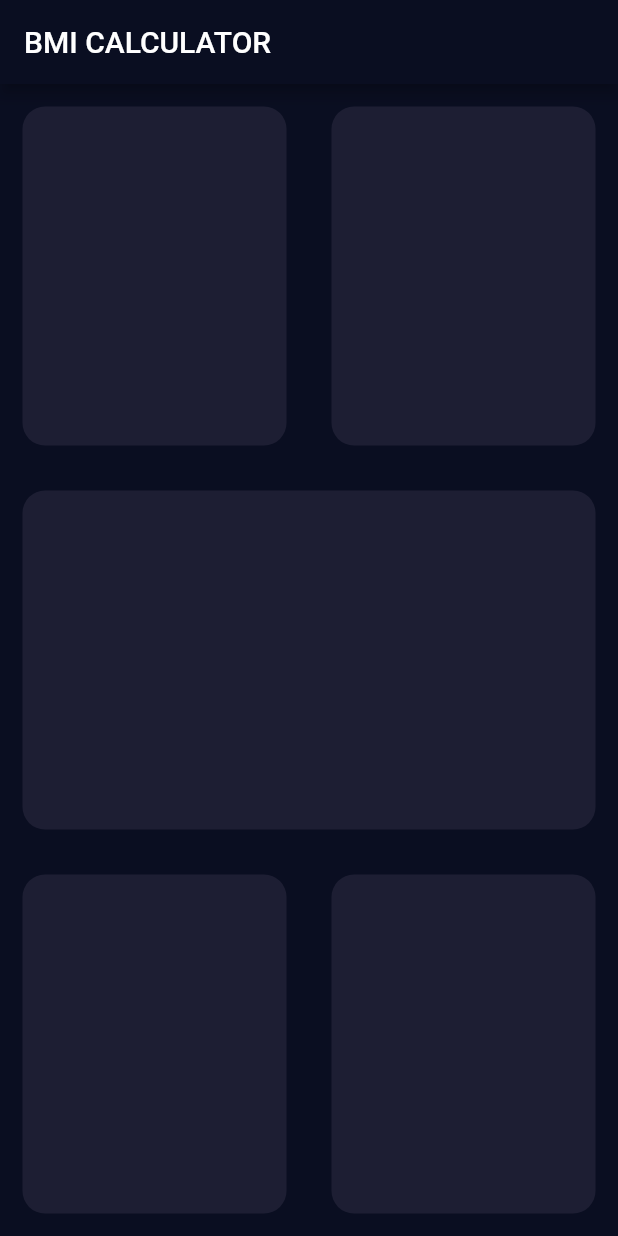
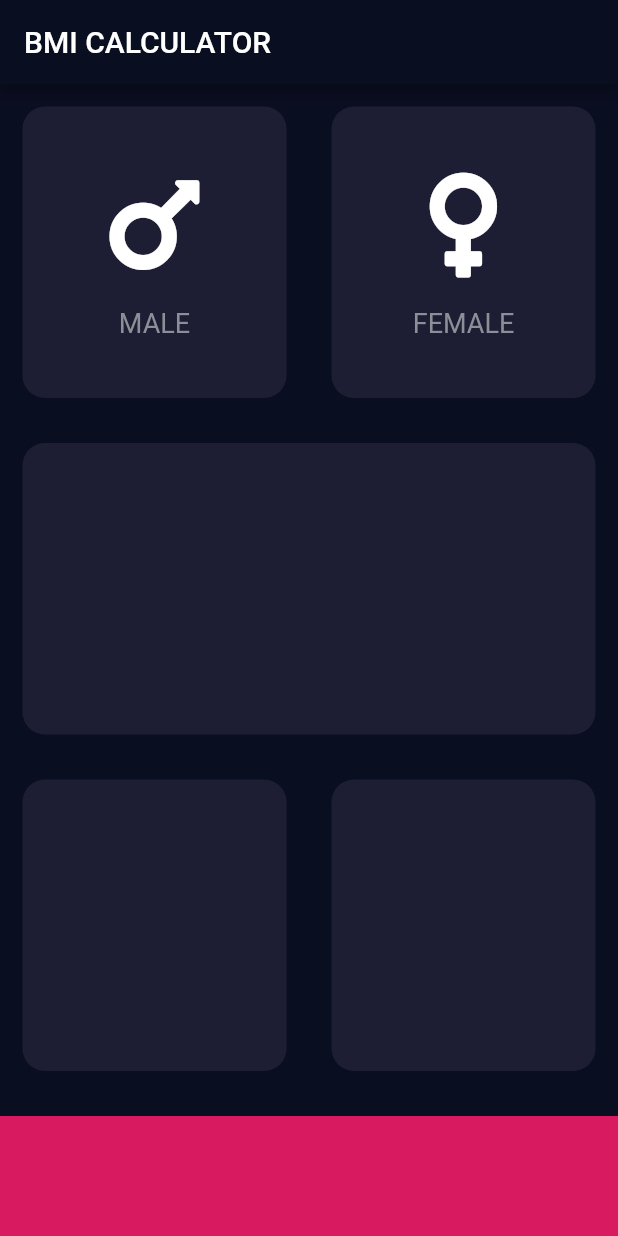
Before and after one commit to ayushmall06/Body_Mass_Calculator_Flutter, a Flutter app: the screen it shows after launch, on a phone screen of 412 x 824 dp. Run offline on Flutter 3.47's test engine with Material 2 defaults, Android fonts, the phone set to English and light mode, and no system bars; our stand-ins replace font_awesome_flutter.

Commit message:
Day 3 Completed

```diff
--- /dev/null
+++ b/lib/card_content.dart
@@ -0,0 +1,27 @@
+import 'package:flutter/material.dart';
+
+class CardContent extends StatelessWidget {
+
+  CardContent({required this.icon,required this.text});
+  final IconData icon;
+  final String text;
+
+  @override
+  Widget build(BuildContext context) {
+    return Column(
+      mainAxisAlignment: MainAxisAlignment.center,
+      children: [
+        Icon(icon,
+          size: 80,),
+        SizedBox(
+          height: 15,
+        ),
+        Text(text, style: TextStyle(
+          fontSize: 18,
+          color: Color(0xFF8D8E98),
+        ),
+        ),
+      ],
+    );
+  }
+}
--- a/lib/input_page.dart
+++ b/lib/input_page.dart
@@ -1,6 +1,11 @@
 import 'package:flutter/material.dart';
+import 'package:font_awesome_flutter/font_awesome_flutter.dart';
+import 'card_content.dart';
+import 'reuseable_card.dart';
 
-
+const activeCardColor = Color(0xFF1D1E33);
+const bottomContainerHeight = 80.0;
+final bottomContainerColor = Colors.pink.shade600;
 
 
 class InputPage extends StatefulWidget {
@@ -22,49 +27,62 @@ class _InputPageState extends State<InputPage> {
       body: Column(
         children: [
           Expanded(
-            child: Expanded(
-              child: Row(
-                children: [
-                  Expanded(child: ReUseableCard(colour: Color(0xFF1D1E33))),
-                  Expanded(child: ReUseableCard(colour: Color(0xFF1D1E33))),
-                ],
-              ),
+            child: Row(
+              children: [
+                Expanded(child:
+                ReUseableWidget(
+                  colour :activeCardColor,
+                  cardChild: CardContent(
+                    icon: FontAwesomeIcons.mars,
+                    text: 'MALE',
+                  ),
+                )),
+                Expanded(child:
+                    ReUseableWidget(
+                      colour : activeCardColor,
+                      cardChild: CardContent(
+                        icon: FontAwesomeIcons.venus,
+                        text: 'FEMALE',
+
+                      ),
+                    )
+                 ),
+              ],
             ),
 
           ),
-          Expanded(child: ReUseableCard(colour: Color(0xFF1D1E33)),),
+          Expanded(child:
+              ReUseableWidget(
+                colour : Color(0xFF1D1E33),
+                cardChild: Container(),
+              )
+                       ),
           Expanded(
-            child: Expanded(
-              child: Row(
-                children: [
-                  Expanded(child: ReUseableCard(colour: Color(0xFF1D1E33))),
-                  Expanded(child: ReUseableCard(colour: Color(0xFF1D1E33))),
-                ],
-              ),
+            child: Row(
+              children: [
+                Expanded(child:
+                    ReUseableWidget(
+                      colour : Color(0xFF1D1E33),
+                      cardChild: Container(),
+                    )
+                          ),
+                Expanded(child:
+                ReUseableWidget(
+                  colour : Color(0xFF1D1E33),
+                  cardChild: Container(),
+                ))
+              ],
             ),
+          ),
+          Container(
+            height: bottomContainerHeight,
+            width: double.infinity,
+            color: bottomContainerColor,
+            margin: EdgeInsets.only(top:15),
+          )
 
-          ),
-
-        ],
-      ),
+        ],)
 
     );
   }
 }
-
-class ReUseableCard extends StatelessWidget {
-  ReUseableCard({required this.colour});
-  late Color colour;
-
-
-  @override
-  Widget build(BuildContext context) {
-    return Container(
-      margin: EdgeInsets.all(15.0),
-      decoration: BoxDecoration(
-        color: colour,
-        borderRadius: BorderRadius.circular(15.0),
-      ),
-    );
-  }
-}
--- /dev/null
+++ b/lib/reuseable_card.dart
@@ -0,0 +1,22 @@
+import 'package:flutter/material.dart';
+
+
+class ReUseableWidget extends StatelessWidget {
+  ReUseableWidget({required this.colour, required this.cardChild});
+
+  final Color colour;
+  final Widget cardChild;
+
+
+  @override
+  Widget build(BuildContext context) {
+    return Container(
+      child: cardChild,
+      margin: EdgeInsets.all(15.0),
+      decoration: BoxDecoration(
+        color: colour,
+        borderRadius: BorderRadius.circular(15.0),
+      ),
+    );
+  }
+}
--- a/pubspec.yaml
+++ b/pubspec.yaml
@@ -17,11 +17,13 @@ dependencies:
 
 
   cupertino_icons: ^1.0.2
+  font_awesome_flutter: ^9.1.0
 
 dev_dependencies:
   flutter_test:
     sdk: flutter
 
 
+
 flutter:
   uses-material-design: true
```
Also changed, not shown: pubspec.lock.
